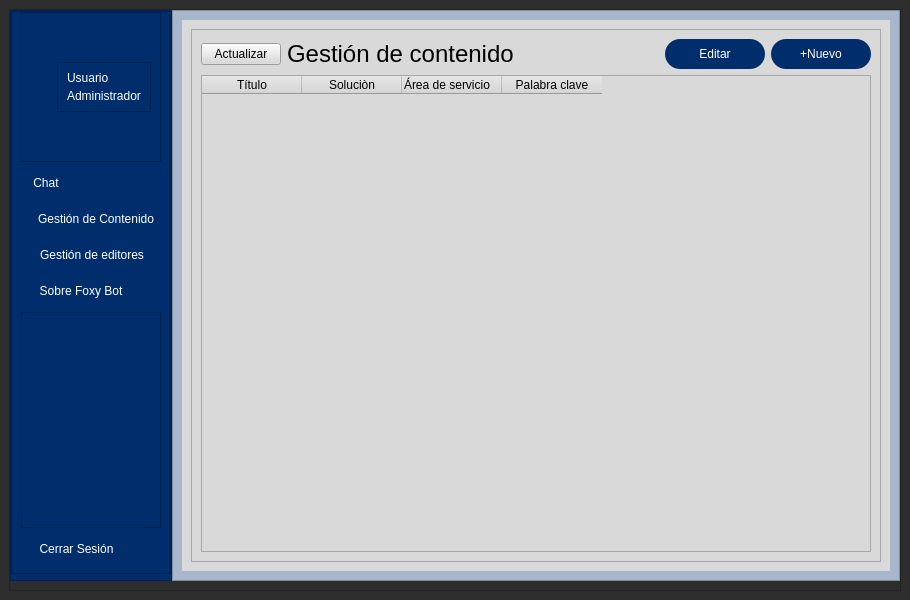
Lomeli89/FoxyBotApp1.0, file windows_xml/AdminWindow.ui: the form before one commit.
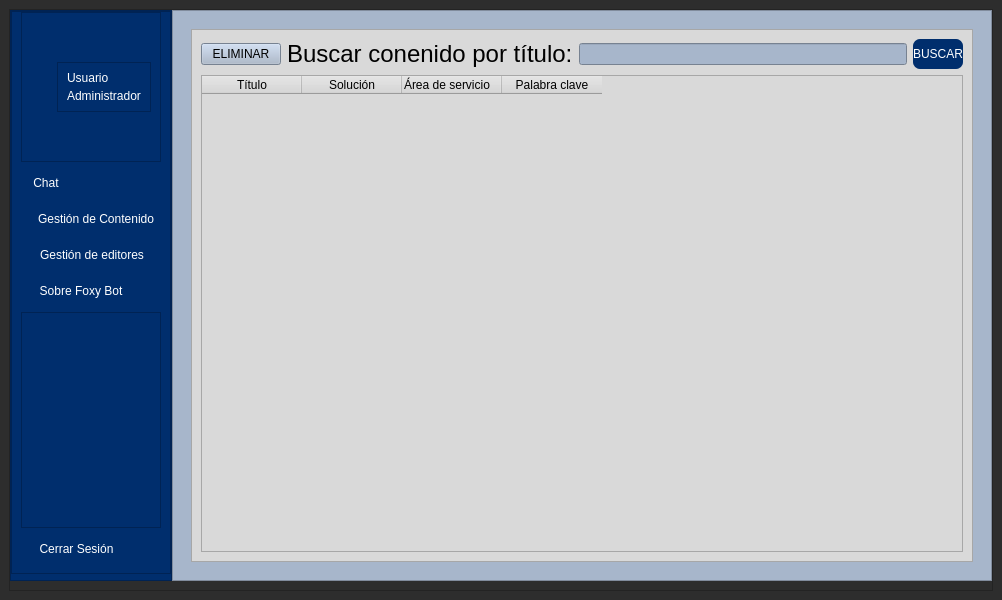
The form after the commit. The open tabs and pages were chosen to show the change. Icons and pictures are not drawn.

```diff
--- a/windows_xml/AdminWindow.ui
+++ b/windows_xml/AdminWindow.ui
@@ -6,7 +6,7 @@
    <rect>
     <x>0</x>
     <y>0</y>
-    <width>910</width>
+    <width>1002</width>
     <height>600</height>
    </rect>
   </property>
@@ -885,7 +885,7 @@
                    </column>
                    <column>
                     <property name="text">
-                     <string>Soluciòn</string>
+                     <string>Solución</string>
                     </property>
                    </column>
                    <column>
@@ -1203,6 +1203,130 @@
               </item>
              </layout>
             </widget>
+            <widget class="QWidget" name="page">
+             <layout class="QVBoxLayout" name="verticalLayout_5">
+              <item>
+               <widget class="QFrame" name="frame_17">
+                <property name="frameShape">
+                 <enum>QFrame::StyledPanel</enum>
+                </property>
+                <property name="frameShadow">
+                 <enum>QFrame::Raised</enum>
+                </property>
+                <layout class="QVBoxLayout" name="verticalLayout_16">
+                 <item>
+                  <layout class="QHBoxLayout" name="horizontalLayout_12">
+                   <item>
+                    <widget class="QPushButton" name="pushButton_3">
+                     <property name="sizePolicy">
+                      <sizepolicy hsizetype="Fixed" vsizetype="Fixed">
+                       <horstretch>0</horstretch>
+                       <verstretch>0</verstretch>
+                      </sizepolicy>
+                     </property>
+                     <property name="text">
+                      <string>ELIMINAR</string>
+                     </property>
+                    </widget>
+                   </item>
+                   <item>
+                    <widget class="QLabel" name="label_7">
+                     <property name="styleSheet">
+                      <string notr="true">font: 75 11.5pt &quot;SansSerif&quot;;</string>
+                     </property>
+                     <property name="text">
+                      <string>&lt;html&gt;&lt;head/&gt;&lt;body&gt;&lt;p&gt;&lt;span style=&quot; font-size:18pt;&quot;&gt;Buscar conenido por título:&lt;/span&gt;&lt;/p&gt;&lt;/body&gt;&lt;/html&gt;</string>
+                     </property>
+                    </widget>
+                   </item>
+                   <item>
+                    <widget class="QLineEdit" name="lineEdit_2"/>
+                   </item>
+                   <item>
+                    <widget class="QPushButton" name="btn_Nuevo_2">
+                     <property name="sizePolicy">
+                      <sizepolicy hsizetype="Maximum" vsizetype="Fixed">
+                       <horstretch>0</horstretch>
+                       <verstretch>0</verstretch>
+                      </sizepolicy>
+                     </property>
+                     <property name="minimumSize">
+                      <size>
+                       <width>0</width>
+                       <height>30</height>
+                      </size>
+                     </property>
+                     <property name="maximumSize">
+                      <size>
+                       <width>100</width>
+                       <height>16777215</height>
+                      </size>
+                     </property>
+                     <property name="cursor">
+                      <cursorShape>PointingHandCursor</cursorShape>
+                     </property>
+                     <property name="styleSheet">
+                      <string notr="true">QPushButton {
+	
+	font: 14pt &quot;Calibri&quot;;
+	color: rgb(255, 255, 255);
+	background-color: rgb(0, 46, 109);
+	border: 0px solid;
+	border-radius:7px;
+}
+QPushButton:hover {
+	background-color: rgb(93, 129, 163);
+}
+
+
+	
+	
+	
+	
+</string>
+                     </property>
+                     <property name="text">
+                      <string>BUSCAR</string>
+                     </property>
+                     <property name="flat">
+                      <bool>false</bool>
+                     </property>
+                    </widget>
+                   </item>
+                  </layout>
+                 </item>
+                 <item>
+                  <widget class="QTableWidget" name="tableWidget_2">
+                   <column>
+                    <property name="text">
+                     <string>Título</string>
+                    </property>
+                   </column>
+                   <column>
+                    <property name="text">
+                     <string>Solución</string>
+                    </property>
+                   </column>
+                   <column>
+                    <property name="text">
+                     <string>Área de servicio</string>
+                    </property>
+                    <property name="textAlignment">
+                     <set>AlignLeading|AlignVCenter</set>
+                    </property>
+                   </column>
+                   <column>
+                    <property name="text">
+                     <string>Palabra clave</string>
+                    </property>
+                   </column>
+                  </widget>
+                 </item>
+                </layout>
+               </widget>
+              </item>
+             </layout>
+            </widget>
            </widget>
           </item>
          </layout>
```
Left out of the diff: 65 changed lines with no effect on the pictures.
